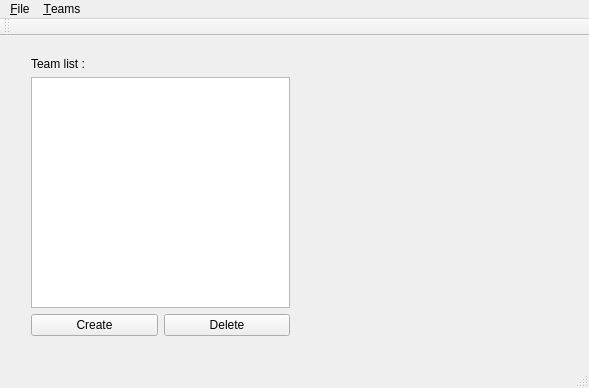
Old version of the form MainWindow.ui in the repository xaviermawet/MagneeCuistax2014.
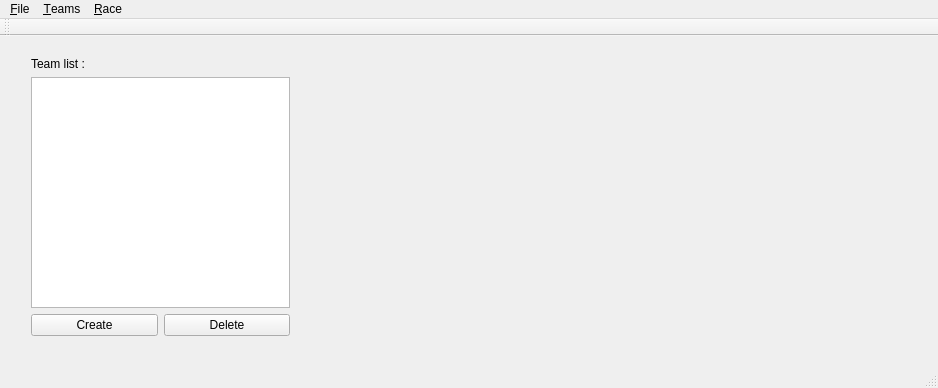
New version of the form.

Commit message: Added menu and dialog to create a new race

Diff of the .ui file:
```diff
--- a/MainWindow.ui
+++ b/MainWindow.ui
@@ -6,7 +6,7 @@
    <rect>
     <x>0</x>
     <y>0</y>
-    <width>589</width>
+    <width>938</width>
     <height>388</height>
    </rect>
   </property>
@@ -76,8 +76,8 @@
     <rect>
      <x>0</x>
      <y>0</y>
-     <width>589</width>
-     <height>19</height>
+     <width>938</width>
+     <height>22</height>
     </rect>
    </property>
    <widget class="QMenu" name="menuFile">
@@ -94,8 +94,15 @@
     </property>
     <addaction name="actionCreateTeam"/>
    </widget>
+   <widget class="QMenu" name="menuRace">
+    <property name="title">
+     <string>&amp;Race</string>
+    </property>
+    <addaction name="actionCreateRace"/>
+   </widget>
    <addaction name="menuFile"/>
    <addaction name="menuTeams"/>
+   <addaction name="menuRace"/>
   </widget>
   <widget class="QToolBar" name="mainToolBar">
    <attribute name="toolBarArea">
```
Left out of the diff: 13 changed lines with no effect on the pictures. The commit also changes 7 other files.
